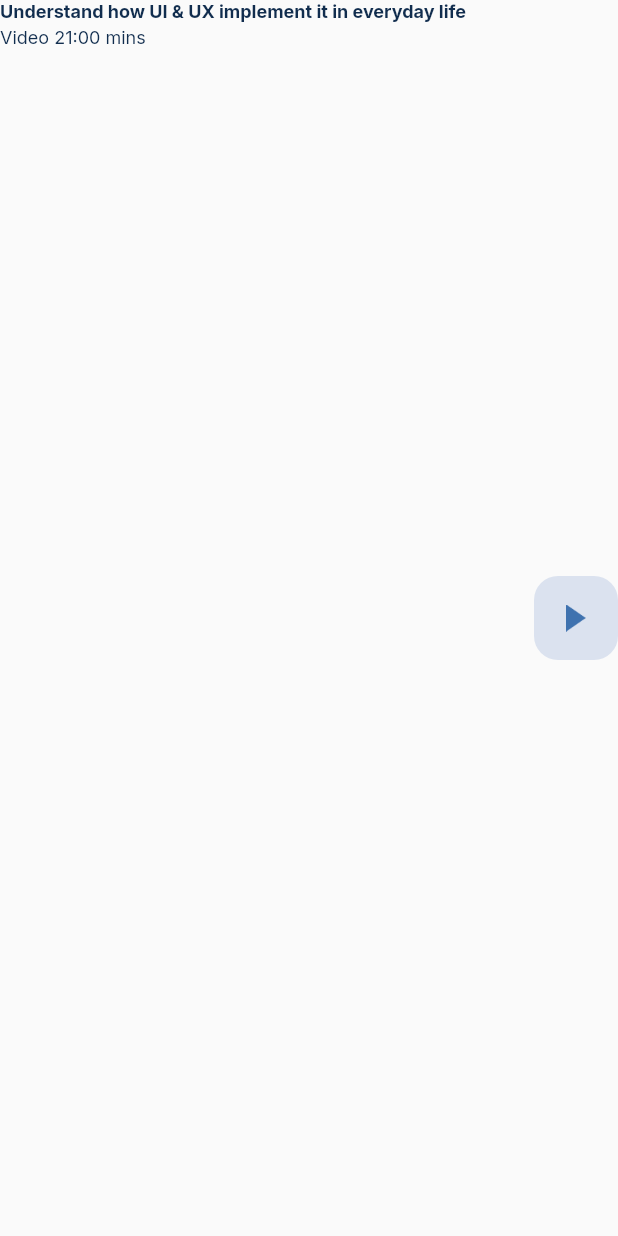
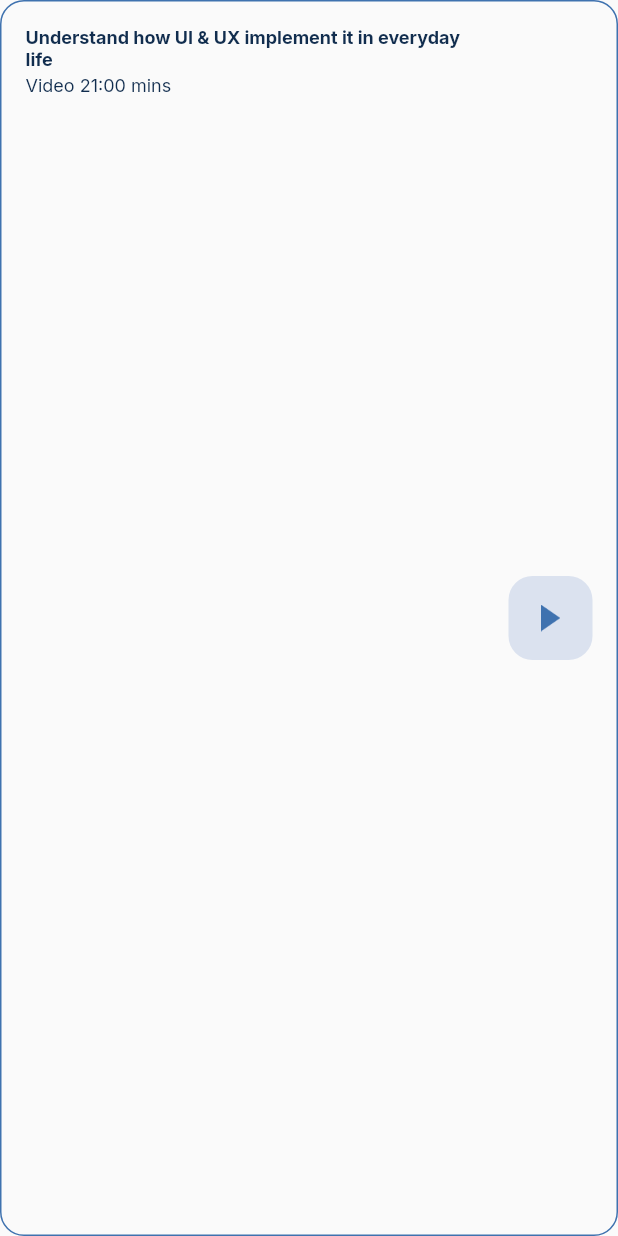
Before and after one commit to berzinsk/ui_online_learning_app_flutter, a Flutter app: the CourseDetailsMaterial widget shown alone on an empty page, opened directly, on a phone screen of 412 x 824 dp. Run offline on Flutter 3.47's test engine with Material 2 defaults, Android fonts, the phone set to English and light mode, and no system bars; our stand-ins replace google_fonts.

Commit message:
Move row item to separate file

```diff
--- a/lib/screens/course/components/material/course_details_material.dart
+++ b/lib/screens/course/components/material/course_details_material.dart
@@ -1,50 +1,22 @@
 import 'package:flutter/material.dart';
 
 import '../../../../resources/constants/colors.dart';
-import '../../../../resources/constants/text_styles.dart';
-import '../../../../resources/extensions/text_style.dart';
+import './course_details_material_row.dart';
 
 class CourseDetailsMaterial extends StatelessWidget {
   const CourseDetailsMaterial({Key? key}) : super(key: key);
 
   @override
   Widget build(BuildContext context) {
-    return Row(
-      children: [
-        Expanded(
-          child: Column(
-            crossAxisAlignment: CrossAxisAlignment.start,
-            children: [
-              Text(
-                'Understand how UI & UX implement it in everyday life',
-                style: TextStyles.kTextXsSemiBold,
-              ),
-              Padding(
-                padding: const EdgeInsets.only(top: 2),
-                child: Text(
-                  'Video 21:00 mins',
-                  style: TextStyles.kTextXsRegular
-                      .withColor(AppColors.kBrandColorAccentBlack),
-                ),
-              ),
-            ],
-          ),
-        ),
-        Padding(
-          padding: const EdgeInsets.only(left: 16),
-          child: Container(
-            width: 56,
-            height: 56,
-            decoration: BoxDecoration(
-              color: AppColors.kBrandColorSecondary,
-              borderRadius: BorderRadius.circular(16),
-            ),
-            child: const Image(
-              image: AssetImage('asset/images/icon_play.png'),
-            ),
-          ),
-        )
-      ],
+    return Container(
+      padding: const EdgeInsets.all(16),
+      decoration: BoxDecoration(
+          borderRadius: BorderRadius.circular(16),
+          border: Border.all(
+            color: AppColors.kBrandColorPrimary,
+          )),
+      width: MediaQuery.of(context).size.width,
+      child: CourseDetailsMaterialRow(),
     );
   }
 }
--- /dev/null
+++ b/lib/screens/course/components/material/course_details_material_row.dart
@@ -0,0 +1,50 @@
+import 'package:flutter/material.dart';
+
+import '../../../../resources/constants/colors.dart';
+import '../../../../resources/constants/text_styles.dart';
+import '../../../../resources/extensions/text_style.dart';
+
+class CourseDetailsMaterialRow extends StatelessWidget {
+  const CourseDetailsMaterialRow({Key? key}) : super(key: key);
+
+  @override
+  Widget build(BuildContext context) {
+    return Row(
+      children: [
+        Expanded(
+          child: Column(
+            crossAxisAlignment: CrossAxisAlignment.start,
+            children: [
+              Text(
+                'Understand how UI & UX implement it in everyday life',
+                style: TextStyles.kTextXsSemiBold,
+              ),
+              Padding(
+                padding: const EdgeInsets.only(top: 2),
+                child: Text(
+                  'Video 21:00 mins',
+                  style: TextStyles.kTextXsRegular
+                      .withColor(AppColors.kBrandColorAccentBlack),
+                ),
+              ),
+            ],
+          ),
+        ),
+        Padding(
+          padding: const EdgeInsets.only(left: 16),
+          child: Container(
+            width: 56,
+            height: 56,
+            decoration: BoxDecoration(
+              color: AppColors.kBrandColorSecondary,
+              borderRadius: BorderRadius.circular(16),
+            ),
+            child: const Image(
+              image: AssetImage('asset/images/icon_play.png'),
+            ),
+          ),
+        )
+      ],
+    );
+  }
+}
```
Also changed, not shown: asset/images/2.0x/Arrow Down@2x.png (added), asset/images/3.0x/Arrow Down@3x.png (added), asset/images/Arrow Down.png (added).
